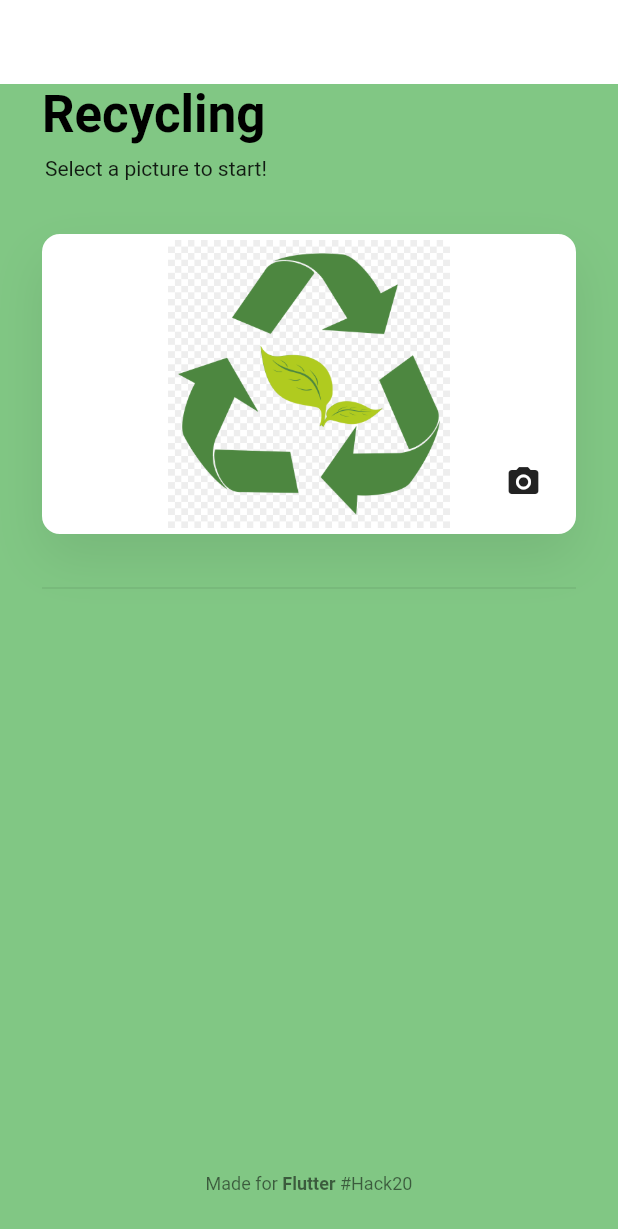
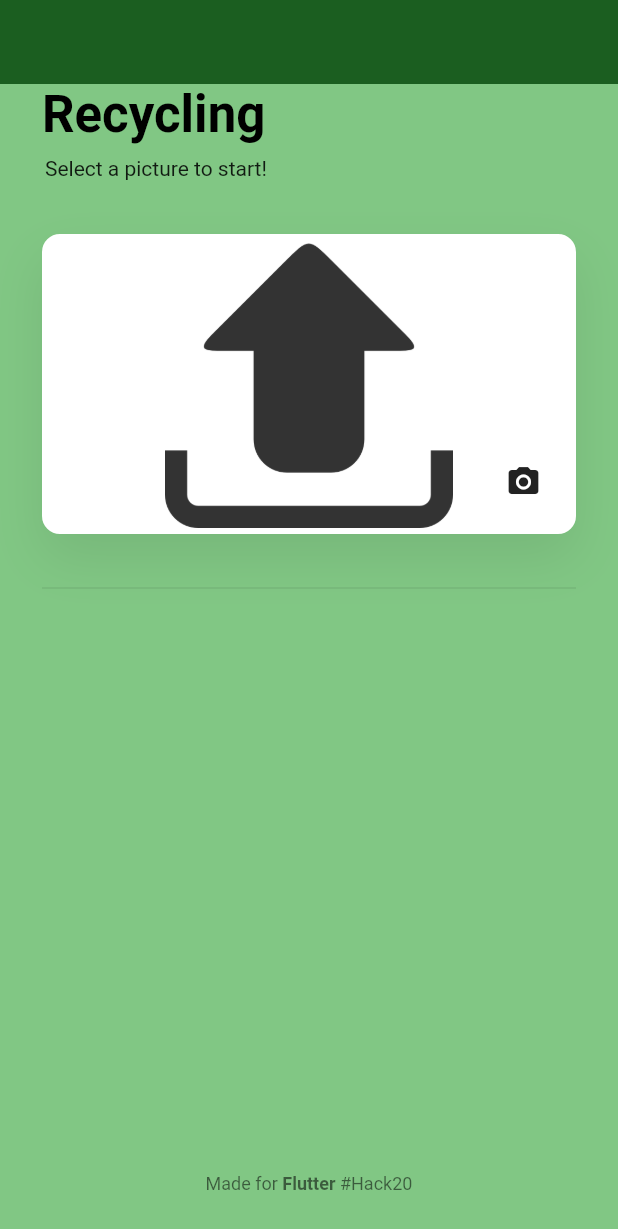
Before and after one commit to dahidalgo/FlutterHack20, a Flutter app: the screen it shows after launch, on a phone screen of 412 x 824 dp. Shown: the top 1229 px of the screen. Run offline on Flutter 3.47's test engine with Material 2 defaults, Android fonts, the light colour scheme and no system bars; our stand-ins replace image_cropper, image_picker; missing offline and left inert: tflite; Roboto replaces fonts that are missing (NotoSans).

Commit message:
Cambie icono de imagen

```diff
--- a/lib/home.dart
+++ b/lib/home.dart
@@ -70,7 +70,7 @@ class _HomeState extends State<Home> {
       backgroundColor: Colors.green[300],
       appBar: AppBar(
         elevation: 0,
-        backgroundColor: Colors.white,
+        backgroundColor: Colors.green[900],
       ),
       body: Padding(
         padding: const EdgeInsets.symmetric(horizontal: 28.0),
--- a/lib/picture_picker.dart
+++ b/lib/picture_picker.dart
@@ -125,7 +125,7 @@ class PicturePicker extends StatelessWidget {
   Widget buildPlaceholderImage(BuildContext context) {
     return Center(
         child: Image.asset(
-      'assets/img/reciclaje.png',
+      'assets/img/upload.png',
       fit: BoxFit.contain,
     ));
   }
```
Also changed, not shown: assets/img/upload.png (added).
